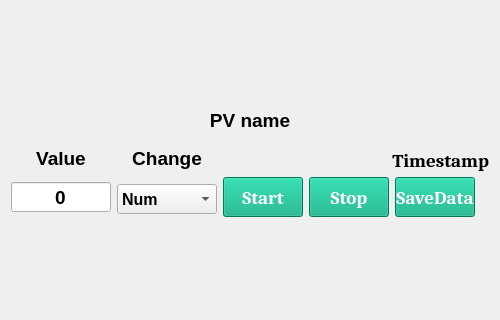
Qt form UI/UI_PV_monitor.ui (zlmturnout/REXS_SCANControl) before a commit; both pictures show x 0 to 500 and y 135 to 455 of the 500 by 588 pixel window.
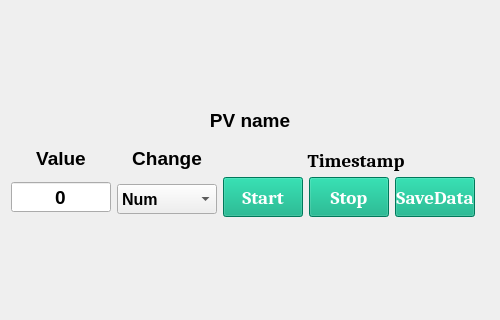
The same form after that commit.

What changed in the file:
```diff
--- a/UI/UI_PV_monitor.ui
+++ b/UI/UI_PV_monitor.ui
@@ -635,7 +635,7 @@
           <string>Timestamp</string>
          </property>
          <property name="alignment">
-          <set>Qt::AlignRight|Qt::AlignTrailing|Qt::AlignVCenter</set>
+          <set>Qt::AlignCenter</set>
          </property>
         </widget>
        </item>
```
